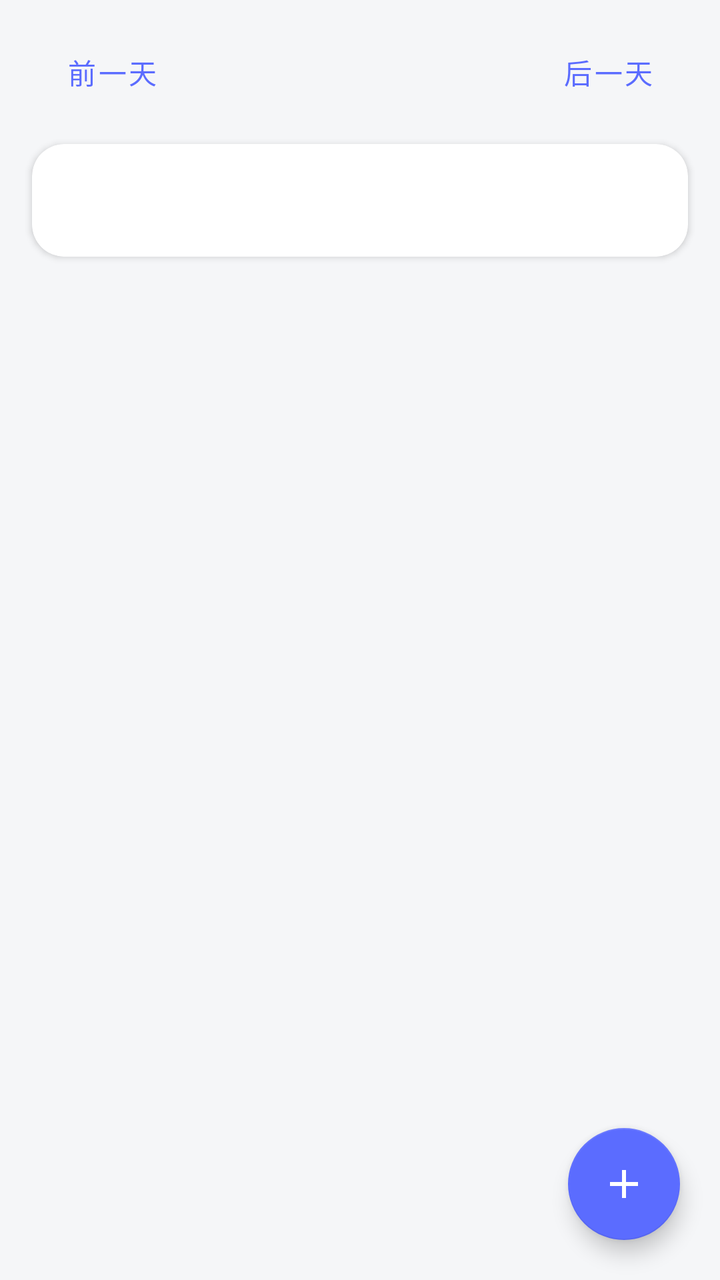
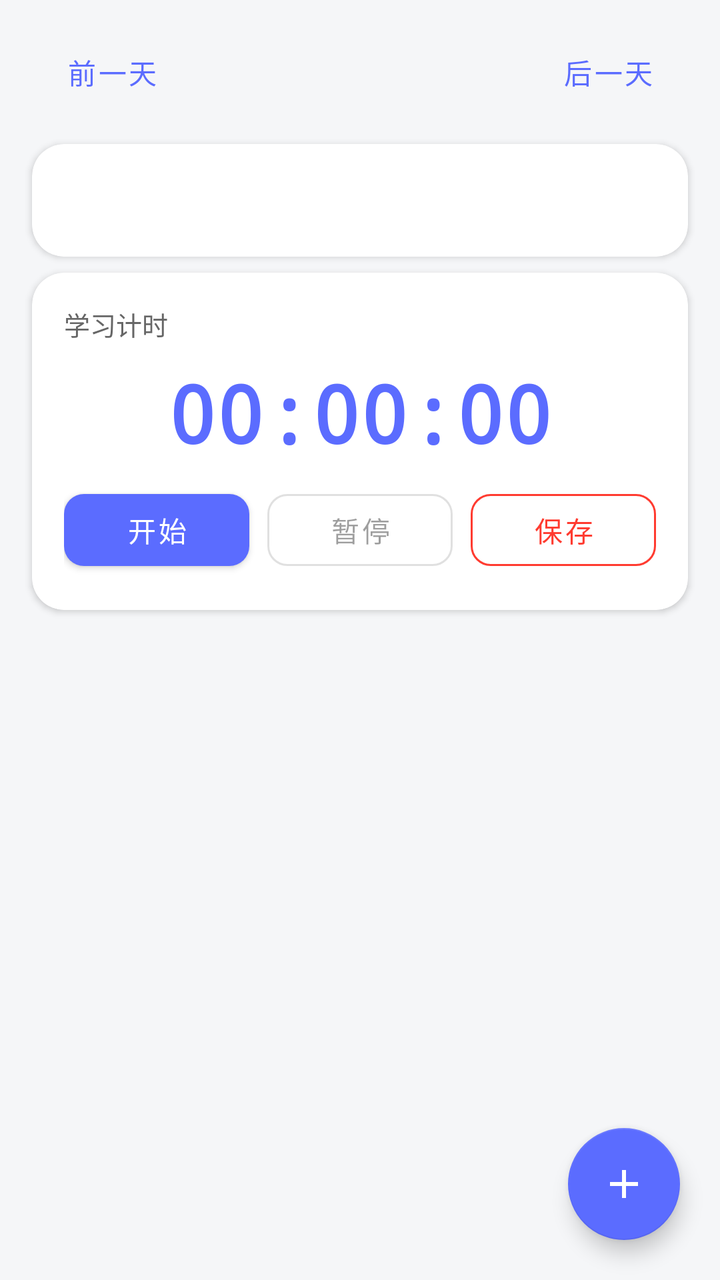

Before-and-after screenshots of an Android layout around one commit, followed by the original layout XML and the change that was made.
<!-- AndroidManifest.xml: application theme Theme.DailyCheck -->
<!-- res/layout/fragment_study.xml -->
<?xml version="1.0" encoding="utf-8"?>
<androidx.constraintlayout.widget.ConstraintLayout xmlns:android="http://schemas.android.com/apk/res/android"
    xmlns:app="http://schemas.android.com/apk/res-auto"
    android:layout_width="match_parent"
    android:layout_height="match_parent">

    <LinearLayout
        android:id="@+id/date_bar"
        android:layout_width="0dp"
        android:layout_height="wrap_content"
        android:orientation="horizontal"
        android:gravity="center_vertical"
        android:padding="12dp"
        app:layout_constraintTop_toTopOf="parent"
        app:layout_constraintStart_toStartOf="parent"
        app:layout_constraintEnd_toEndOf="parent">

        <Button
            android:id="@+id/btn_prev_day"
            android:layout_width="wrap_content"
            android:layout_height="wrap_content"
            android:text="前一天"
            style="@style/Widget.MaterialComponents.Button.TextButton" />

        <TextView
            android:id="@+id/tv_date"
            android:layout_width="0dp"
            android:layout_height="wrap_content"
            android:layout_weight="1"
            android:gravity="center"
            android:textSize="16sp"
            android:textStyle="bold"
            android:textColor="@color/text_primary" />

        <Button
            android:id="@+id/btn_next_day"
            android:layout_width="wrap_content"
            android:layout_height="wrap_content"
            android:text="后一天"
            style="@style/Widget.MaterialComponents.Button.TextButton" />
    </LinearLayout>

    <com.google.android.material.card.MaterialCardView
        android:id="@+id/card_total"
        android:layout_width="0dp"
        android:layout_height="wrap_content"
        android:layout_marginHorizontal="16dp"
        app:cardCornerRadius="16dp"
        app:cardElevation="2dp"
        app:cardBackgroundColor="@color/card_bg"
        app:layout_constraintTop_toBottomOf="@id/date_bar"
        app:layout_constraintStart_toStartOf="parent"
        app:layout_constraintEnd_toEndOf="parent">

        <TextView
            android:id="@+id/tv_total_time"
            android:layout_width="match_parent"
            android:layout_height="wrap_content"
            android:padding="16dp"
            android:textSize="18sp"
            android:textStyle="bold"
            android:textColor="@color/primary" />
    </com.google.android.material.card.MaterialCardView>

    <androidx.recyclerview.widget.RecyclerView
        android:id="@+id/rv_study"
        android:layout_width="0dp"
        android:layout_height="0dp"
        android:clipToPadding="false"
        android:paddingTop="8dp"
        android:paddingBottom="88dp"
        app:layout_constraintTop_toBottomOf="@id/card_total"
        app:layout_constraintBottom_toBottomOf="parent"
        app:layout_constraintStart_toStartOf="parent"
        app:layout_constraintEnd_toEndOf="parent" />

    <TextView
        android:id="@+id/tv_empty"
        android:layout_width="wrap_content"
        android:layout_height="wrap_content"
        android:text="@string/empty_study"
        android:textSize="14sp"
        android:textColor="@color/text_hint"
        android:visibility="gone"
        app:layout_constraintTop_toTopOf="@id/rv_study"
        app:layout_constraintBottom_toBottomOf="@id/rv_study"
        app:layout_constraintStart_toStartOf="parent"
        app:layout_constraintEnd_toEndOf="parent" />

    <com.google.android.material.floatingactionbutton.FloatingActionButton
        android:id="@+id/fab_add"
        android:layout_width="wrap_content"
        android:layout_height="wrap_content"
        android:layout_margin="20dp"
        android:src="@drawable/ic_add"
        android:contentDescription="添加学习记录"
        app:tint="@android:color/white"
        app:backgroundTint="@color/primary"
        app:layout_constraintBottom_toBottomOf="parent"
        app:layout_constraintEnd_toEndOf="parent" />

</androidx.constraintlayout.widget.ConstraintLayout>
<!-- resources referenced by this layout -->
<resources>
  <color name="card_bg">#FFFFFF</color>
  <color name="primary">#5B6CFF</color>
  <color name="text_hint">#9A9A9A</color>
  <color name="text_primary">#1A1A1A</color>
  <!-- drawable ic_add (drawable) -->
  <vector xmlns:android="http://schemas.android.com/apk/res/android"
      android:width="24dp"
      android:height="24dp"
      android:viewportWidth="24"
      android:viewportHeight="24"
      android:tint="#FFFFFF">
      <path
          android:fillColor="#FFFFFF"
          android:pathData="M19,13h-6v6h-2v-6H5v-2h6V5h2v6h6z" />
  </vector>
  <string name="empty_study">当天还没有学习记录</string>
  <style name="Theme.DailyCheck" parent="Theme.MaterialComponents.Light.NoActionBar">
          <item name="colorPrimary">@color/primary</item>
          <item name="colorPrimaryVariant">@color/primary_dark</item>
          <item name="colorOnPrimary">@android:color/white</item>
          <item name="colorSecondary">@color/accent</item>
          <item name="colorAccent">@color/accent</item>
          <item name="android:windowBackground">@color/bg_page</item>
          <item name="android:statusBarColor">@color/primary_dark</item>
      </style>
  <color name="primary_dark">#3F4FE0</color>
  <color name="accent">#FF7A45</color>
  <color name="bg_page">#F5F6F8</color>
</resources>

<!-- the commit's change to res/layout/fragment_study.xml (unified diff, before → after) -->
@@ -62,6 +62,93 @@
             android:textColor="@color/primary" />
     </com.google.android.material.card.MaterialCardView>
 
+    
+    <com.google.android.material.card.MaterialCardView
+        android:id="@+id/card_timer"
+        android:layout_width="0dp"
+        android:layout_height="wrap_content"
+        android:layout_marginHorizontal="16dp"
+        android:layout_marginTop="8dp"
+        app:cardCornerRadius="16dp"
+        app:cardElevation="2dp"
+        app:cardBackgroundColor="@color/card_bg"
+        app:layout_constraintTop_toBottomOf="@id/card_total"
+        app:layout_constraintStart_toStartOf="parent"
+        app:layout_constraintEnd_toEndOf="parent">
+
+        <LinearLayout
+            android:layout_width="match_parent"
+            android:layout_height="wrap_content"
+            android:orientation="vertical"
+            android:padding="16dp">
+
+            <TextView
+                android:layout_width="wrap_content"
+                android:layout_height="wrap_content"
+                android:text="学习计时"
+                android:textSize="13sp"
+                android:textColor="@color/text_secondary" />
+
+            <TextView
+                android:id="@+id/tv_timer_display"
+                android:layout_width="match_parent"
+                android:layout_height="wrap_content"
+                android:gravity="center"
+                android:text="00:00:00"
+                android:textSize="40sp"
+                android:textStyle="bold"
+                android:fontFamily="monospace"
+                android:textColor="@color/primary"
+                android:layout_marginVertical="8dp" />
+
+            <LinearLayout
+                android:layout_width="match_parent"
+                android:layout_height="wrap_content"
+                android:orientation="horizontal"
+                android:gravity="center">
+
+                <com.google.android.material.button.MaterialButton
+                    android:id="@+id/btn_timer_start"
+                    style="@style/Widget.MaterialComponents.Button"
+                    android:layout_width="0dp"
+                    android:layout_height="48dp"
+                    android:layout_weight="1"
+                    android:text="开始"
+                    android:textSize="14sp"
+                    app:cornerRadius="10dp"
+                    android:layout_marginEnd="6dp" />
+
+                <com.google.android.material.button.MaterialButton
+                    android:id="@+id/btn_timer_pause"
+                    style="@style/Widget.MaterialComponents.Button.OutlinedButton"
+                    android:layout_width="0dp"
+                    android:layout_height="48dp"
+                    android:layout_weight="1"
+                    android:text="暂停"
+                    android:textSize="14sp"
+                    app:cornerRadius="10dp"
+                    android:layout_marginStart="3dp"
+                    android:layout_marginEnd="3dp"
+                    android:enabled="false" />
+
+                <com.google.android.material.button.MaterialButton
+                    android:id="@+id/btn_timer_stop"
+                    style="@style/Widget.MaterialComponents.Button.OutlinedButton"
+                    android:layout_width="0dp"
+                    android:layout_height="48dp"
+                    android:layout_weight="1"
+                    android:text="保存"
+                    android:textSize="14sp"
+                    app:cornerRadius="10dp"
+                    android:layout_marginStart="6dp"
+                    app:strokeColor="@color/expense_red"
+                    android:textColor="@color/expense_red"
+                    android:enabled="false" />
+
+            </LinearLayout>
+        </LinearLayout>
+    </com.google.android.material.card.MaterialCardView>
+
     <androidx.recyclerview.widget.RecyclerView
         android:id="@+id/rv_study"
         android:layout_width="0dp"
@@ -69,7 +156,7 @@
         android:clipToPadding="false"
         android:paddingTop="8dp"
         android:paddingBottom="88dp"
-        app:layout_constraintTop_toBottomOf="@id/card_total"
+        app:layout_constraintTop_toBottomOf="@id/card_timer"
         app:layout_constraintBottom_toBottomOf="parent"
         app:layout_constraintStart_toStartOf="parent"
         app:layout_constraintEnd_toEndOf="parent" />
<!-- resource entries referenced after the edit -->
@@ -1,9 +1,11 @@
 <!-- resources referenced by this layout -->
 <resources>
   <color name="card_bg">#FFFFFF</color>
+  <color name="expense_red">#FF3B30</color>
   <color name="primary">#5B6CFF</color>
   <color name="text_hint">#9A9A9A</color>
   <color name="text_primary">#1A1A1A</color>
+  <color name="text_secondary">#666666</color>
   <!-- drawable ic_add (drawable) -->
   <vector xmlns:android="http://schemas.android.com/apk/res/android"
       android:width="24dp"
